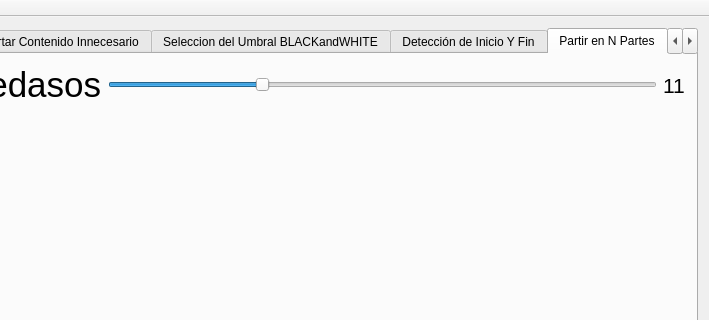
This is ventanaprincipal.ui in dianjuar/ModuloVisionArtifiical_ACO as Qt 5 draws it before an edit; both pictures show x 94 to 803 and y 0 to 320 of the 803 by 699 pixel window. The edited form follows.
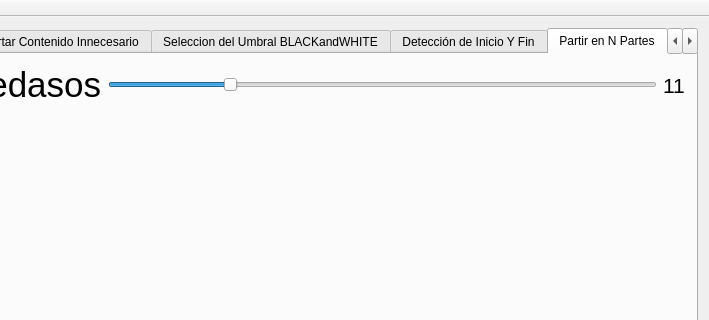
This is the edited form. Icons and pictures are not drawn.

Commit message: SUPER MANEJO DE PUNTEROS !!! para apuntar a una variable entera

Diff of the .ui file:
```diff
--- a/ventanaprincipal.ui
+++ b/ventanaprincipal.ui
@@ -977,6 +977,9 @@
           </item>
           <item>
            <widget class="QSlider" name="slider_n">
+            <property name="minimum">
+             <number>3</number>
+            </property>
             <property name="maximum">
              <number>40</number>
             </property>
```
The commit also changes 1 other file.
